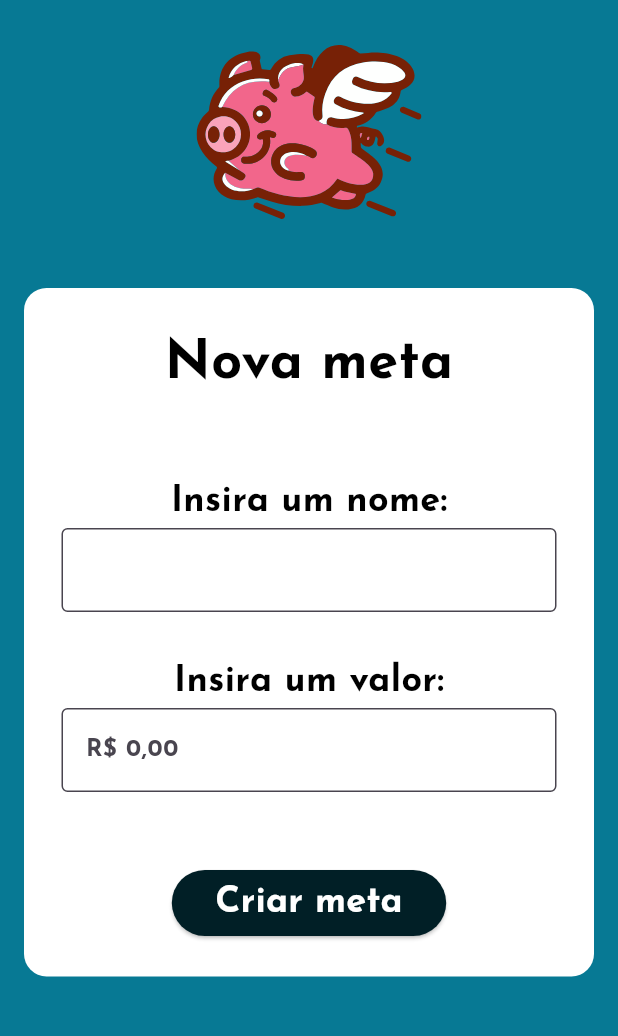
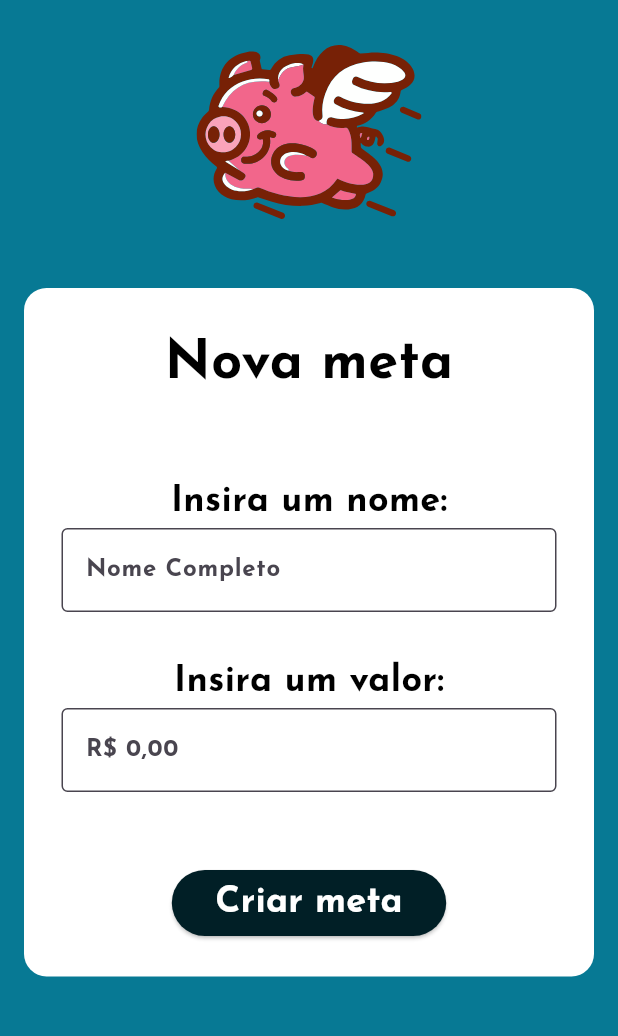
Before and after one commit to IgorLorentz/PorkPockets, a Flutter app: the NovaMeta screen opened by its route, on a phone screen of 412 x 824 dp, the part 84-1120 px from its top. Run offline on Flutter 3.47's test engine with Material 3 defaults, Android fonts, the phone set to English and light mode, and no system bars; our stand-ins replace flutter_svg.

Commit message:
Update newMeta

```diff
--- a/pork_pockets_app/lib/pages/new_meta_page.dart
+++ b/pork_pockets_app/lib/pages/new_meta_page.dart
@@ -50,7 +50,7 @@ class _NovaMetaState extends State<NovaMeta> {
                           const SizedBox(height: 50),
                           mediumText("Insira um nome:",
                               fontColor: Colors.black),
-                          ValueForm(TextInputAction.next, false),
+                          NameForm(TextInputAction.next, false),
                           const SizedBox(height: 30),
                           mediumText("Insira um valor:",
                               fontColor: Colors.black),
--- a/pork_pockets_app/lib/repositories/metas_repository.dart
+++ b/pork_pockets_app/lib/repositories/metas_repository.dart
@@ -3,7 +3,7 @@ import 'package:pork_pockets_app/models/meta.dart';
 class MetasRepository{
 
   static List<Meta> metas = [
-    Meta(nomeMeta: 'Moto', valor: 1000)
+    Meta(nome: 'Moto', valor: 1000)
 
   ];
 }
```
